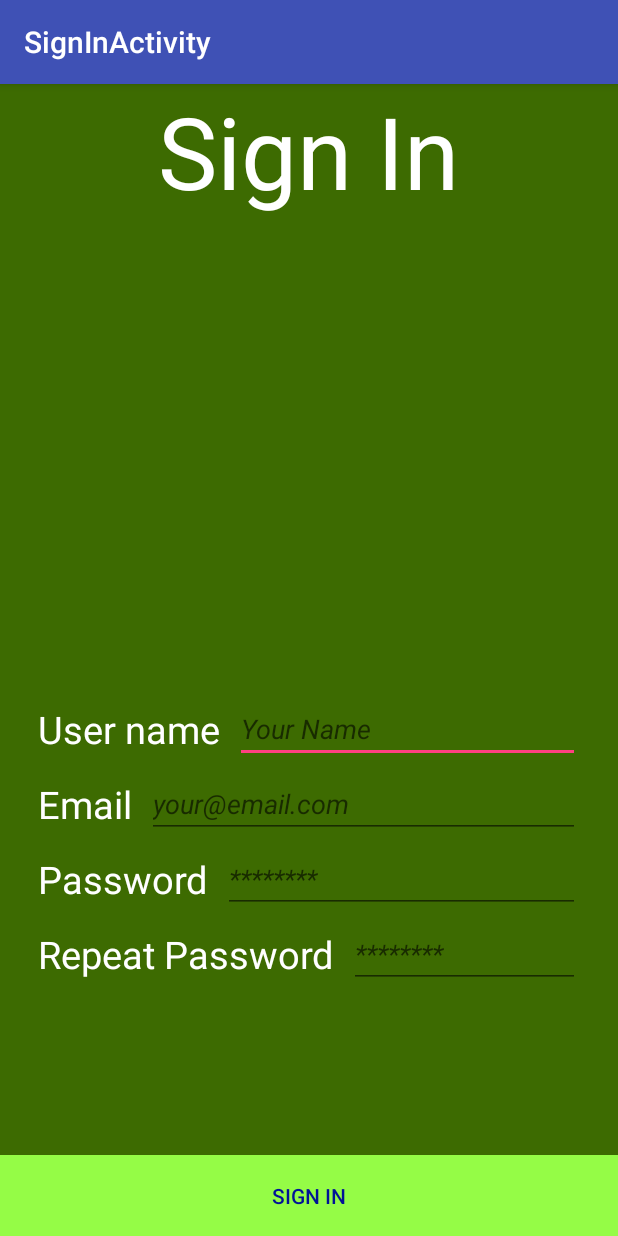
After one commit to diego-mezquita/treelife, an Android app: the SignInActivity screen opened directly, with no data from a screen before it, on a phone screen of 412 x 824 dp. The commit adds this screen. Run offline under Robolectric (Android 15) with nearby library versions, the phone set to English and light mode, and no system bars.

Commit message:
Sign In view displayed - not functionality

```diff
--- a/app/build.gradle
+++ b/app/build.gradle
@@ -27,4 +27,5 @@ dependencies {
     compile 'com.android.support:design:23.1.1'
     compile 'com.google.android.gms:play-services:8.4.0'
     compile 'com.google.code.gson:gson:2.6.2'
+    compile 'com.android.support:support-v4:23.1.1'
 }
--- a/app/src/main/java/diegomezquita/treelife/DataGetter.java
+++ b/app/src/main/java/diegomezquita/treelife/DataGetter.java
@@ -5,6 +5,7 @@ import android.os.AsyncTask;
 import android.support.design.widget.FloatingActionButton;
 import android.support.design.widget.Snackbar;
 import android.widget.EditText;
+import android.widget.FrameLayout;
 import android.widget.LinearLayout;
 
 import com.google.android.gms.maps.model.LatLng;
@@ -35,12 +36,12 @@ public class DataGetter extends AsyncTask<String, String, String> {
     // HttpURLConnection urlConnection;
 
     final MainActivity mainActivity;
-    final LinearLayout mainActivityLinearLayout;
+    final FrameLayout mainActivityFrameLayout;
     final EditText mainActivityEditText;
 
-    public DataGetter(MainActivity activity, LinearLayout mainActivityLinearLayout, EditText editText) {
+    public DataGetter(MainActivity activity, FrameLayout mainActivityFrameLayout, EditText editText) {
         this.mainActivity = activity;
-        this.mainActivityLinearLayout = mainActivityLinearLayout;
+        this.mainActivityFrameLayout = mainActivityFrameLayout;
         this.mainActivityEditText = editText;
     }
 
--- a/app/src/main/java/diegomezquita/treelife/MainActivity.java
+++ b/app/src/main/java/diegomezquita/treelife/MainActivity.java
@@ -13,6 +13,7 @@ import android.view.Menu;
 import android.view.MenuItem;
 import android.content.Intent;
 import android.widget.EditText;
+import android.widget.FrameLayout;
 import android.widget.LinearLayout;
 
 import org.apache.http.HttpResponse;
@@ -88,6 +89,15 @@ public class MainActivity extends AppCompatActivity {
         startActivity(intent);
     }
 
+    /*
+    * Called when the user clicks on the 'Sign In' button
+    * It's going the display the Sign In Activity
+    * */
+    public void goToSignIn(View view) {
+        Intent intent = new Intent(this, SignInActivity.class);
+        startActivity(intent);
+    }
+
     /* Called when the user clicks the 'Clothes container' button */
     /* ByDie: trying to get the JSON open data info by URL (executeHttpGet function) */
     /* https://erjaimer.wordpress.com/2013/01/26/mandar-una-peticion-get-en-android/ */
@@ -95,9 +105,9 @@ public class MainActivity extends AppCompatActivity {
 
         // Call the get method that returns the clothes containers info JSON format
         String urlClothes = "http://opendata.gijon.es/descargar.php?id=7&tipo=JSON";
-        LinearLayout linearLayout = (LinearLayout) findViewById(R.id.mainActivityLinearLayout);
+        FrameLayout fameLayout = (FrameLayout) findViewById(R.id.mainActivityFrameLayout);
         EditText editText = (EditText) this.findViewById(R.id.edit_message);
-        new DataGetter(this, linearLayout, editText).execute(urlClothes);
+        new DataGetter(this, fameLayout, editText).execute(urlClothes);
 
     }
 
--- /dev/null
+++ b/app/src/main/java/diegomezquita/treelife/SignInActivity.java
@@ -0,0 +1,36 @@
+package diegomezquita.treelife;
+
+import android.annotation.SuppressLint;
+import android.content.Intent;
+import android.support.v7.app.ActionBar;
+import android.support.v7.app.AppCompatActivity;
+import android.os.Bundle;
+import android.os.Handler;
+import android.view.MotionEvent;
+import android.view.View;
+import android.widget.RelativeLayout;
+import android.widget.TextView;
+
+/**
+ * An example full-screen activity that shows and hides the system UI (i.e.
+ * status bar and navigation/system bar) with user interaction.
+ */
+public class SignInActivity extends AppCompatActivity {
+
+    @Override
+    protected void onCreate(Bundle savedInstanceState) {
+        super.onCreate(savedInstanceState);
+
+        setContentView(R.layout.activity_sign_in);
+
+        Intent intent = getIntent();
+        RelativeLayout layout = (RelativeLayout) findViewById(R.id.sign_in_process);
+    }
+
+    @Override
+    protected void onPostCreate(Bundle savedInstanceState) {
+        super.onPostCreate(savedInstanceState);
+
+
+    }
+}
--- /dev/null
+++ b/app/src/main/res/layout/activity_sign_in.xml
@@ -0,0 +1,229 @@
+<FrameLayout xmlns:android="http://schemas.android.com/apk/res/android"
+    xmlns:tools="http://schemas.android.com/tools"
+    android:id="@+id/FrameLayoutSignIn"
+    android:layout_width="match_parent"
+    android:layout_height="match_parent"
+    android:background="#3d6b01"
+    tools:context="diegomezquita.treelife.SignInActivity">
+
+    <!-- The primary full-screen view. This can be replaced with whatever view
+         is needed to present your content, e.g. VideoView, SurfaceView,
+         TextureView, etc. -->
+  <!--  <TextView
+        android:id="@+id/fullscreen_content"
+        android:layout_width="match_parent"
+        android:layout_height="match_parent"
+        android:gravity="center"
+        android:keepScreenOn="true"
+        android:text="@string/contentSignIn"
+        android:textColor="#33b5e5"
+        android:textSize="50sp"
+        android:textStyle="bold" />-->
+
+   <!-- <LinearLayout
+        android:id="@+id/fullscreen_content_controls"
+        style="?metaButtonBarStyle"
+        android:layout_width="match_parent"
+        android:layout_height="wrap_content"
+        android:layout_gravity="bottom|center_horizontal"
+        android:background="@color/black_overlay"
+        android:orientation="horizontal"
+        tools:ignore="UselessParent">
+
+    </LinearLayout>-->
+
+    <TextView
+        android:id="@+id/TextViewTitleSignIn"
+        android:layout_width="wrap_content"
+        android:layout_height="wrap_content"
+        android:text="@string/title_sign_in"
+        android:textSize="30pt"
+        android:layout_gravity="center_horizontal|top"
+        android:textColor="#ffffff" />
+
+    <LinearLayout
+        android:id="@+id/linear_layout_sign_in_name"
+        android:layout_width="match_parent"
+        android:layout_height="wrap_content"
+        android:layout_gravity="bottom"
+        android:layout_marginBottom="300dp"
+        android:layout_marginRight="25dp"
+        android:layout_marginLeft="25dp">
+
+        <TextView
+            android:id="@+id/TextViewNameSignIn"
+            android:layout_width="wrap_content"
+            android:layout_height="match_parent"
+            android:text="@string/name_sign_in"
+            android:textSize="25dp"
+            android:textColor="#ffffff" />
+
+        <EditText
+            android:id="@+id/EditTextName"
+            android:layout_height="wrap_content"
+            android:hint="@string/feedback_name_sign_in"
+            android:inputType="text"
+            android:layout_width="match_parent"
+            android:textStyle="italic"
+            android:layout_gravity="center"
+            android:layout_marginBottom="10dp"
+            android:layout_marginLeft="10dp" />
+    </LinearLayout>
+
+    <LinearLayout
+        android:id="@+id/linear_layout_sign_in_email"
+        android:layout_width="match_parent"
+        android:layout_height="wrap_content"
+        android:layout_gravity="bottom"
+        android:layout_marginBottom="250dp"
+        android:layout_marginRight="25dp"
+        android:layout_marginLeft="25dp">
+
+
+        <TextView
+            android:id="@+id/TextViewEmailSignIn"
+            android:layout_width="wrap_content"
+            android:layout_height="match_parent"
+            android:text="@string/email_sign_in"
+            android:textSize="25dp"
+            android:textColor="#ffffff" />
+
+        <EditText
+            android:id="@+id/EditTextEmail"
+            android:layout_height="wrap_content"
+            android:hint="@string/feedback_email_sign_in"
+            android:inputType="text"
+            android:layout_width="match_parent"
+            android:textStyle="italic"
+            android:layout_gravity="center"
+            android:layout_marginBottom="10dp"
+            android:layout_marginLeft="10dp" />
+    </LinearLayout>
+
+    <LinearLayout
+        android:id="@+id/linear_layout_sign_in_password"
+        android:layout_width="match_parent"
+        android:layout_height="wrap_content"
+        android:layout_gravity="bottom"
+        android:layout_marginBottom="200dp"
+        android:layout_marginRight="25dp"
+        android:layout_marginLeft="25dp">
+
+        <TextView
+            android:id="@+id/TextViewPasswordSignIn"
+            android:layout_width="wrap_content"
+            android:layout_height="match_parent"
+            android:text="@string/password_sign_in"
+            android:textSize="25sp"
+            android:textColor="#ffffff" />
+
+        <EditText
+            android:id="@+id/EditTextPassword"
+            android:layout_height="wrap_content"
+            android:hint="@string/feedback_password_sign_in"
+            android:inputType="textPassword"
+            android:layout_width="match_parent"
+            android:textStyle="italic"
+            android:layout_gravity="center"
+            android:layout_marginBottom="10dp"
+            android:layout_marginLeft="10dp" />
+    </LinearLayout>
+
+    <LinearLayout
+        android:id="@+id/linear_layout_sign_in_password_repeat"
+        android:layout_width="match_parent"
+        android:layout_height="wrap_content"
+        android:layout_gravity="bottom"
+        android:layout_marginBottom="150dp"
+        android:layout_marginRight="25dp"
+        android:layout_marginLeft="25dp">
+
+        <TextView
+            android:id="@+id/TextViewPasswordRepeatSignIn"
+            android:layout_width="wrap_content"
+            android:layout_height="match_parent"
+            android:text="@string/password_repeat_sign_in"
+            android:textSize="25sp"
+            android:textColor="#ffffff" />
+
+        <EditText
+            android:id="@+id/EditTextPasswordRepeat"
+            android:layout_height="wrap_content"
+            android:hint="@string/feedback_password_repeat_sign_in"
+            android:inputType="textPassword"
+            android:layout_width="match_parent"
+            android:textStyle="italic"
+            android:layout_gravity="center"
+            android:layout_marginBottom="10dp"
+            android:layout_marginLeft="10dp" />
+    </LinearLayout>
+
+    <Button
+        android:id="@+id/buttonSignIn"
+        style="?metaButtonBarButtonStyle"
+        android:text="@string/buttonSignIn"
+        android:layout_width="match_parent"
+        android:layout_height="wrap_content"
+        android:layout_gravity="bottom"
+        android:background="#95fc46"
+        android:textColor="#011397" />
+
+
+    <!-- This FrameLayout insets its children based on system windows using
+         android:fitsSystemWindows. -->
+    <!--<FrameLayout
+        android:layout_width="match_parent"
+        android:layout_height="match_parent"
+        android:fitsSystemWindows="true"
+        android:layout_gravity="left|center_vertical">
+
+        <LinearLayout
+            android:id="@+id/fullscreen_content_controls"
+            style="?metaButtonBarStyle"
+            android:layout_width="match_parent"
+            android:layout_height="wrap_content"
+            android:layout_gravity="bottom|center_horizontal"
+            android:background="@color/black_overlay"
+            android:orientation="horizontal"
+            tools:ignore="UselessParent">
+
+            <TextView
+                android:id="@+id/TextViewTitleSignIn"
+                android:layout_width="wrap_content"
+                android:layout_height="wrap_content"
+                android:text="@string/feedback_title_sign_in_title"
+                android:textSize="10pt"/>
+
+            <EditText
+                android:id="@+id/EditTextName"
+                android:layout_height="wrap_content"
+                android:hint="@string/feedback_name_sign_in"
+                android:inputType="textPersonName"
+                android:layout_width="fill_parent"/>
+
+            <EditText
+                android:id="@+id/EditTextEmail"
+                android:layout_height="wrap_content"
+                android:hint="@string/feedback_email_sign_in"
+                android:inputType="textPersonName"
+                android:layout_width="fill_parent"/>
+
+            <EditText
+                android:id="@+id/EditTextPassword"
+                android:layout_height="wrap_content"
+                android:hint="@string/feedback_password_sign_in"
+                android:inputType="textPersonName"
+                android:layout_width="fill_parent"/>
+
+        <Button
+            android:id="@+id/buttonSignIn"
+            style="?metaButtonBarButtonStyle"
+            android:layout_width="0dp"
+            android:layout_height="wrap_content"
+            android:layout_weight="1"
+            android:text="@string/buttonSignIn" />
+
+        &lt;!&ndash;</LinearLayout>&ndash;&gt;
+    </FrameLayout>-->
+
+</FrameLayout>
--- a/app/src/main/res/layout/content_main.xml
+++ b/app/src/main/res/layout/content_main.xml
@@ -1,5 +1,5 @@
 <?xml version="1.0" encoding="utf-8"?>
-<LinearLayout xmlns:android="http://schemas.android.com/apk/res/android"
+<FrameLayout xmlns:android="http://schemas.android.com/apk/res/android"
     xmlns:app="http://schemas.android.com/apk/res-auto"
     xmlns:tools="http://schemas.android.com/tools"
     android:layout_width="match_parent"
@@ -7,7 +7,11 @@
     android:orientation="horizontal"
     app:layout_behavior="@string/appbar_scrolling_view_behavior"
     tools:showIn="@layout/activity_main"
-    android:id="@+id/mainActivityLinearLayout">
+    android:id="@+id/mainActivityFrameLayout">
+
+    <LinearLayout
+        android:layout_width="wrap_content"
+        android:layout_height="wrap_content">
 
         <EditText android:id="@+id/edit_message"
             android:layout_weight="1"
@@ -20,11 +24,26 @@
             android:layout_height="wrap_content"
             android:text="@string/button_send"
             android:onClick="sendMessage"/>
+    </LinearLayout>
 
+
+    <LinearLayout
+        android:layout_width="wrap_content"
+        android:layout_height="wrap_content"
+        android:gravity="bottom"
+        android:layout_marginTop="200dp">
     <Button
         android:id="@+id/clothes_JSON"
         android:layout_width="wrap_content"
         android:layout_height="wrap_content"
         android:text="@string/get_clothes"
         android:onClick="getClothes"/>
+
+    <Button
+        android:id="@+id/sign_in_process"
+        android:layout_width="wrap_content"
+        android:layout_height="wrap_content"
+        android:text="@string/sign_in"
+        android:onClick="goToSignIn"/>
     </LinearLayout>
+</FrameLayout>
--- /dev/null
+++ b/app/src/main/res/values/attrs.xml
@@ -0,0 +1,12 @@
+<resources>
+
+    <!-- Declare custom theme attributes that allow changing which styles are
+         used for button bars depending on the API level.
+         ?android:attr/buttonBarStyle is new as of API 11 so this is
+         necessary to support previous API levels. -->
+    <declare-styleable name="ButtonBarContainerTheme">
+        <attr name="metaButtonBarStyle" format="reference" />
+        <attr name="metaButtonBarButtonStyle" format="reference" />
+    </declare-styleable>
+
+</resources>
--- a/app/src/main/res/values/colors.xml
+++ b/app/src/main/res/values/colors.xml
@@ -3,4 +3,6 @@
     <color name="colorPrimary">#3F51B5</color>
     <color name="colorPrimaryDark">#303F9F</color>
     <color name="colorAccent">#FF4081</color>
+
+    <color name="black_overlay">#66000000</color>
 </resources>
--- a/app/src/main/res/values/strings.xml
+++ b/app/src/main/res/values/strings.xml
@@ -4,7 +4,22 @@
     <string name="where_to_be">Where would you like to be?</string>
     <string name="button_send">Send</string>
     <string name="get_clothes">Clothes Containers</string>
+    <string name="sign_in">Sign In</string>
     <string name="action_settings">Settings</string>
     <string name="title_activity_maps">My Map</string>
     <string name="title_activity_display_json">JSON info from URL</string>
+
+    // SignInActivity
+    <string name="title_activity_sign_in">SignInActivity</string>
+    <string name="title_sign_in">Sign In</string>
+    <string name="name_sign_in">User name</string>
+    <string name="feedback_name_sign_in">Your Name</string>
+    <string name="email_sign_in">Email</string>
+    <string name="feedback_email_sign_in">your@email.com</string>
+    <string name="password_sign_in">Password</string>
+    <string name="feedback_password_sign_in">********</string>
+    <string name="password_repeat_sign_in">Repeat Password</string>
+    <string name="feedback_password_repeat_sign_in">********</string>
+    <string name="buttonSignIn">Sign In</string>
+    <string name="contentSignIn">DUMMY\nCONTENT</string>
 </resources>
--- a/app/src/main/res/values/styles.xml
+++ b/app/src/main/res/values/styles.xml
@@ -17,4 +17,16 @@
 
     <style name="AppTheme.PopupOverlay" parent="ThemeOverlay.AppCompat.Light" />
 
+    <style name="FullscreenTheme" parent="AppTheme">
+        <item name="android:actionBarStyle">@style/FullscreenActionBarStyle</item>
+        <item name="android:windowActionBarOverlay">true</item>
+        <item name="android:windowBackground">@null</item>
+        <item name="metaButtonBarStyle">?android:attr/buttonBarStyle</item>
+        <item name="metaButtonBarButtonStyle">?android:attr/buttonBarButtonStyle</item>
+    </style>
+
+    <style name="FullscreenActionBarStyle" parent="Widget.AppCompat.ActionBar">
+        <item name="android:background">@color/black_overlay</item>
+    </style>
+
 </resources>
```
Also changed, not shown: app/src/main/AndroidManifest.xml (+9 -1 lines). Lines whose indentation alone changed are shown as unchanged.
